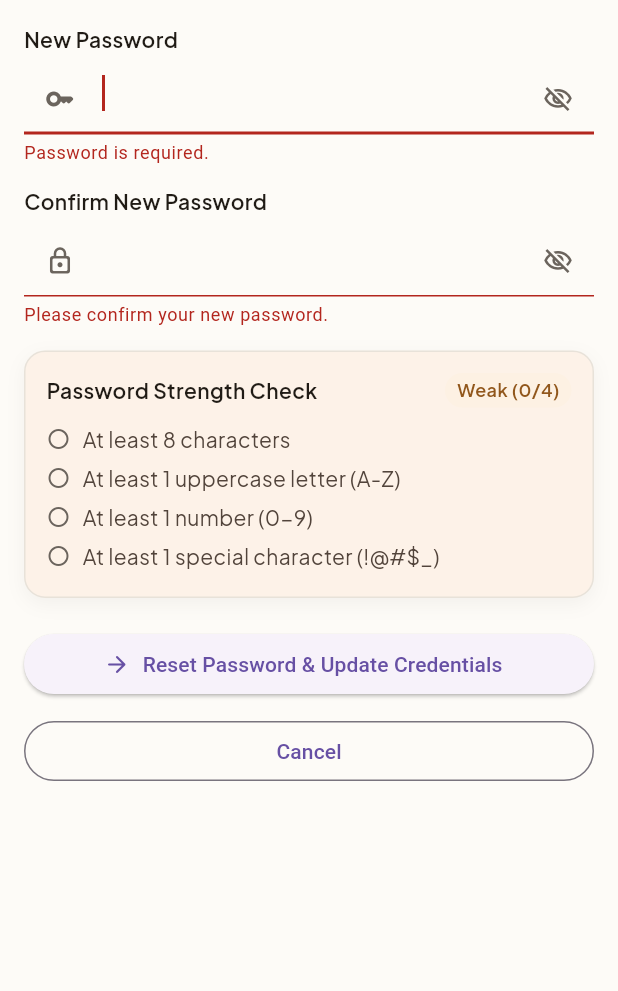
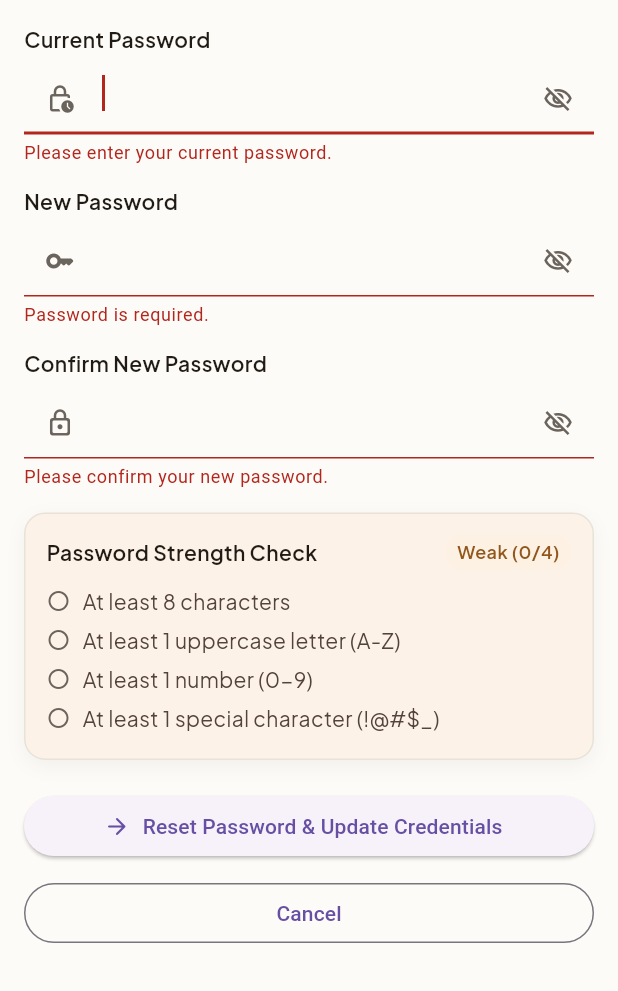
Before and after one commit to oquendocharles336-gif/Melai-Nuts, a Flutter app: the ResetPasswordScreen screen opened directly, after a tap on "Reset Password & Update Credentials", on a phone screen of 412 x 824 dp, the part 245-1236 px from its top. Run offline on Flutter 3.47's test engine with Material 3 defaults, Android fonts, the phone set to English and light mode, and no system bars; our stand-ins replace cloud_firestore, connectivity_plus, firebase_auth, firebase_core, firebase_crashlytics, firebase_messaging and 11 more; missing offline and left inert: firebase_app_check, mobile_scanner; accounts and stored records are empty; generated files the repository leaves out were written again.

Commit message:
Require current password and add password strength card component to auth screens.

```diff
--- a/lib/core/services/auth_service.dart
+++ b/lib/core/services/auth_service.dart
@@ -761,19 +761,37 @@ class AuthService {
   /// Firebase requires a *recent* sign-in for this; if the session is too
   /// old it throws an [AuthException] asking the person to sign in again.
   /// Changing a password also invalidates the user's other sessions.
-  Future<void> changePassword(String newPassword) async {
+  /// Changes the signed-in user's password. Firebase only allows this shortly
+  /// after a sign-in (`requires-recent-login`), so the person's CURRENT
+  /// password is checked first (re-authentication). That also proves it is
+  /// really them holding the unlocked phone. Nobody has to sign out and in again.
+  Future<void> changePassword({required String currentPassword, required String newPassword}) async {
     final user = _auth.currentUser;
     if (user == null) {
       throw const AuthException('You need to be signed in to change your password.');
     }
+    final email = user.email;
+    if (email == null || email.isEmpty || !user.providerData.any((p) => p.providerId == 'password')) {
+      throw const AuthException(
+        'This account signs in with a mobile number (SMS code), so it has no password to change.',
+      );
+    }
+    if (currentPassword == newPassword) {
+      throw const AuthException('Your new password must be different from your current password.');
+    }
+    try {
+      await user.reauthenticateWithCredential(
+        EmailAuthProvider.credential(email: email, password: currentPassword),
+      );
+    } on FirebaseAuthException catch (e) {
+      if (e.code == 'wrong-password' || e.code == 'invalid-credential' || e.code == 'invalid-login-credentials') {
+        throw const AuthException('Your current password is not correct.');
+      }
+      throw AuthException(_messageFor(e));
+    }
     try {
       await user.updatePassword(newPassword);
     } on FirebaseAuthException catch (e) {
-      if (e.code == 'requires-recent-login') {
-        throw const AuthException(
-          'For your security, please sign out and sign in again before changing your password.',
-        );
-      }
       throw AuthException(_messageFor(e));
     }
   }
--- /dev/null
+++ b/lib/core/widgets/password_strength_card.dart
@@ -0,0 +1,121 @@
+import 'package:flutter/material.dart';
+import '../theme/app_colors.dart';
+import '../theme/app_spacing.dart';
+import '../theme/app_text_styles.dart';
+import '../utils/validation_utils.dart';
+
+/// Live "Password Strength Check" card: four rules with a tick each and a
+/// Strong / Weak (n/4) badge. It listens to [controller] itself, so the screen
+/// using it does not need to rebuild on every keystroke.
+///
+/// The rules are the same helpers [ValidationUtils.validatePassword] uses, so a
+/// password this card shows as Strong is never refused by the form, and the
+/// other way round. Used by customer sign-up and by Change Password.
+class PasswordStrengthCard extends StatelessWidget {
+  final TextEditingController controller;
+
+  const PasswordStrengthCard({super.key, required this.controller});
+
+  /// How many of the four rules [password] meets (0-4).
+  static int score(String password) => [
+        password.length >= InputLimits.passwordMin,
+        ValidationUtils.hasUpper(password),
+        ValidationUtils.hasDigit(password),
+        ValidationUtils.hasSpecial(password),
+      ].where((ok) => ok).length;
+
+  @override
+  Widget build(BuildContext context) {
+    return ValueListenableBuilder<TextEditingValue>(
+      valueListenable: controller,
+      builder: (context, value, _) {
+        final p = value.text;
+        final hasLength = p.length >= InputLimits.passwordMin;
+        final hasUpper = ValidationUtils.hasUpper(p);
+        final hasNumber = ValidationUtils.hasDigit(p);
+        final hasSpecial = ValidationUtils.hasSpecial(p);
+        final n = score(p);
+        final strong = n == 4;
+
+        return Container(
+          width: double.infinity,
+          padding: const EdgeInsets.all(14),
+          decoration: BoxDecoration(
+            color: AppColors.surfaceContainerLow,
+            borderRadius: BorderRadius.circular(14),
+            border: Border.all(color: AppColors.border),
+            boxShadow: AppShadows.sm,
+          ),
+          child: Column(
+            crossAxisAlignment: CrossAxisAlignment.start,
+            children: [
+              Row(
+                mainAxisAlignment: MainAxisAlignment.spaceBetween,
+                children: [
+                  Flexible(child: Text('Password Strength Check', style: AppTextStyles.labelLg)),
+                  Semantics(
+                    label: 'Password strength ${strong ? 'strong' : 'weak'}, $n of 4 rules met',
+                    excludeSemantics: true,
+                    child: Container(
+                      padding: const EdgeInsets.symmetric(horizontal: 8, vertical: 3),
+                      decoration: BoxDecoration(
+                        color: strong ? AppColors.successBg : AppColors.warningBg,
+                        borderRadius: BorderRadius.circular(20),
+                      ),
+                      child: Text(
+                        strong ? 'Strong ($n/4)' : 'Weak ($n/4)',
+                        style: AppTextStyles.labelMd.copyWith(
+                          color: strong ? AppColors.success : AppColors.warning,
+                        ),
+                      ),
+                    ),
+                  ),
+                ],
+              ),
+              const SizedBox(height: 8),
+              _CheckRow(ok: hasLength, label: 'At least ${InputLimits.passwordMin} characters'),
+              _CheckRow(ok: hasUpper, label: 'At least 1 uppercase letter (A-Z)'),
+              _CheckRow(ok: hasNumber, label: 'At least 1 number (0-9)'),
+              _CheckRow(ok: hasSpecial, label: 'At least 1 special character (!@#\$_)'),
+            ],
+          ),
+        );
+      },
+    );
+  }
+}
+
+class _CheckRow extends StatelessWidget {
+  final bool ok;
+  final String label;
+  const _CheckRow({required this.ok, required this.label});
+
+  @override
+  Widget build(BuildContext context) {
+    return Semantics(
+      label: '$label: ${ok ? 'done' : 'not yet'}',
+      excludeSemantics: true,
+      child: Padding(
+        padding: const EdgeInsets.symmetric(vertical: 3),
+        child: Row(
+          children: [
+            Icon(
+              ok ? Icons.check_circle : Icons.radio_button_unchecked,
+              size: 16,
+              color: ok ? AppColors.success : AppColors.textSecondary,
+            ),
+            const SizedBox(width: 8),
+            Expanded(
+              child: Text(
+                label,
+                style: AppTextStyles.bodyMd.copyWith(
+                  color: ok ? AppColors.success : AppColors.textMuted,
+                ),
+              ),
+            ),
+          ],
+        ),
+      ),
+    );
+  }
+}
--- a/lib/features/auth/screens/register_screen.dart
+++ b/lib/features/auth/screens/register_screen.dart
@@ -12,6 +12,7 @@ import '../../legal/widgets/terms_consent_field.dart';
 import '../../../core/widgets/app_logo.dart';
 import '../../../core/widgets/app_text_field.dart';
 import '../../../core/widgets/info_banner.dart';
+import '../../../core/widgets/password_strength_card.dart';
 import '../../../core/widgets/primary_button.dart';
 import '../../../core/services/auth_service.dart';
 import 'email_verification_screen.dart';
@@ -172,13 +173,15 @@ class _RegisterScreenState extends State<RegisterScreen> {
                       autofillHints: const [AutofillHints.newPassword],
                       textInputAction: TextInputAction.next,
                       maxLength: InputLimits.passwordMax,
-                      helperText: '8–64 characters with an uppercase letter, a number and a symbol.',
                       validator: (v) => ValidationUtils.validatePassword(
                         v,
                         email: _emailController.text,
                         name: _nameController.text,
                       ),
                     ),
+                    const SizedBox(height: 12),
+                    // Live checklist of the password rules (same rules as the validator above).
+                    PasswordStrengthCard(controller: _passwordController),
                     const SizedBox(height: 16),
                     AppTextField(
                       label: 'Confirm Password',
--- a/lib/features/auth/screens/reset_password_screen.dart
+++ b/lib/features/auth/screens/reset_password_screen.dart
@@ -4,6 +4,7 @@ import '../../../core/theme/app_colors.dart';
 import '../../../core/theme/app_spacing.dart';
 import '../../../core/theme/app_text_styles.dart';
 import '../../../core/widgets/melai_app_bar.dart';
+import '../../../core/widgets/password_strength_card.dart';
 import '../../../core/widgets/primary_button.dart';
 import '../../../core/widgets/secondary_button.dart';
 import '../../../core/services/auth_service.dart';
@@ -24,9 +25,11 @@ class ResetPasswordScreen extends StatefulWidget {
 
 class _ResetPasswordScreenState extends State<ResetPasswordScreen> {
   final _formKey = GlobalKey<FormState>();
+  final _currentController = TextEditingController();
   final _passwordController = TextEditingController();
   final _confirmController = TextEditingController();
   bool _submitting = false;
+  bool _currentVisible = false;
   bool _passwordVisible = false;
   bool _confirmVisible = false;
 
@@ -56,7 +59,10 @@ class _ResetPasswordScreenState extends State<ResetPasswordScreen> {
     }
     setState(() => _submitting = true);
     try {
-      await AuthService.instance.changePassword(_passwordController.text);
+      await AuthService.instance.changePassword(
+        currentPassword: _currentController.text,
+        newPassword: _passwordController.text,
+      );
       if (!mounted) return;
       setState(() => _submitting = false);
       Navigator.of(context).pushReplacementNamed(AppRoutes.resetSuccess);
@@ -98,6 +104,7 @@ class _ResetPasswordScreenState extends State<ResetPasswordScreen> {
   void dispose() {
     _passwordController.removeListener(_onTextChanged);
     _confirmController.removeListener(_onTextChanged);
+    _currentController.dispose();
     _passwordController.dispose();
     _confirmController.dispose();
     super.dispose();
@@ -162,6 +169,35 @@ class _ResetPasswordScreenState extends State<ResetPasswordScreen> {
                 style: AppTextStyles.bodyMd,
               ),
               const SizedBox(height: 16),
+              // Firebase needs a recent sign-in to change a password: the current
+              // password re-confirms it (AuthService.changePassword).
+              Text('Current Password', style: AppTextStyles.labelLg),
+              const SizedBox(height: 6),
+              TextFormField(
+                controller: _currentController,
+                obscureText: !_currentVisible,
+                autofillHints: const [AutofillHints.password],
+                maxLength: InputLimits.passwordMax,
+                validator: (v) => (v == null || v.isEmpty) ? 'Please enter your current password.' : null,
+                decoration: InputDecoration(
+                  counterText: '',
+                  prefixIcon: const Icon(
+                    Icons.lock_clock_outlined,
+                    size: 20,
+                    color: AppColors.textSecondary,
+                  ),
+                  suffixIcon: IconButton(
+                    tooltip: 'Show or hide password',
+                    icon: Icon(
+                      _currentVisible ? Icons.visibility_outlined : Icons.visibility_off_outlined,
+                      size: 20,
+                      color: AppColors.textSecondary,
+                    ),
+                    onPressed: () => setState(() => _currentVisible = !_currentVisible),
+                  ),
+                ),
+              ),
+              const SizedBox(height: 14),
               Text('New Password', style: AppTextStyles.labelLg),
               const SizedBox(height: 6),
               TextFormField(
@@ -232,56 +268,7 @@ class _ResetPasswordScreenState extends State<ResetPasswordScreen> {
                 ),
               ),
               const SizedBox(height: 16),
-              Container(
-                padding: const EdgeInsets.all(14),
-                decoration: BoxDecoration(
-                  color: AppColors.surfaceContainerLow,
-                  borderRadius: BorderRadius.circular(14),
-                  border: Border.all(color: AppColors.border),
-                  boxShadow: AppShadows.sm,
-                ),
-                child: Column(
-                  crossAxisAlignment: CrossAxisAlignment.start,
-                  children: [
-                    Row(
-                      mainAxisAlignment: MainAxisAlignment.spaceBetween,
-                      children: [
-                        Text('Password Strength Check', style: AppTextStyles.labelLg),
-                        Container(
-                          padding: const EdgeInsets.symmetric(
-                            horizontal: 8,
-                            vertical: 3,
-                          ),
-                          decoration: BoxDecoration(
-                            color: _score == 4
-                                ? AppColors.successBg
-                                : AppColors.warningBg,
-                            borderRadius: BorderRadius.circular(20),
-                          ),
-                          child: Text(
-                            _score == 4
-                                ? 'Strong ($_score/4)'
-                                : 'Weak ($_score/4)',
-                            style: AppTextStyles.labelMd.copyWith(
-                              color: _score == 4
-                                  ? AppColors.success
-                                  : AppColors.warning,
-                            ),
-                          ),
-                        ),
-                      ],
-                    ),
-                    const SizedBox(height: 8),
-                    _CheckRow(ok: _hasLength, label: 'At least 8 characters'),
-                    _CheckRow(ok: _hasUpper, label: 'At least 1 uppercase letter (A-Z)'),
-                    _CheckRow(ok: _hasNumber, label: 'At least 1 number (0-9)'),
-                    _CheckRow(
-                      ok: _hasSpecial,
-                      label: 'At least 1 special character (!@#\$_)',
-                    ),
-                  ],
-                ),
-              ),
+              PasswordStrengthCard(controller: _passwordController),
               const SizedBox(height: 20),
               PrimaryButton(
                 label: 'Reset Password & Update Credentials',
@@ -307,32 +294,3 @@ class _ResetPasswordScreenState extends State<ResetPasswordScreen> {
     );
   }
 }
-
-class _CheckRow extends StatelessWidget {
-  final bool ok;
-  final String label;
-  const _CheckRow({required this.ok, required this.label});
-
-  @override
-  Widget build(BuildContext context) {
-    return Padding(
-      padding: const EdgeInsets.symmetric(vertical: 3),
-      child: Row(
-        children: [
-          Icon(
-            ok ? Icons.check_circle : Icons.radio_button_unchecked,
-            size: 16,
-            color: ok ? AppColors.success : AppColors.textSecondary,
-          ),
-          const SizedBox(width: 8),
-          Text(
-            label,
-            style: AppTextStyles.bodyMd.copyWith(
-              color: ok ? AppColors.success : AppColors.textMuted,
-            ),
-          ),
-        ],
-      ),
-    );
-  }
-}
```
